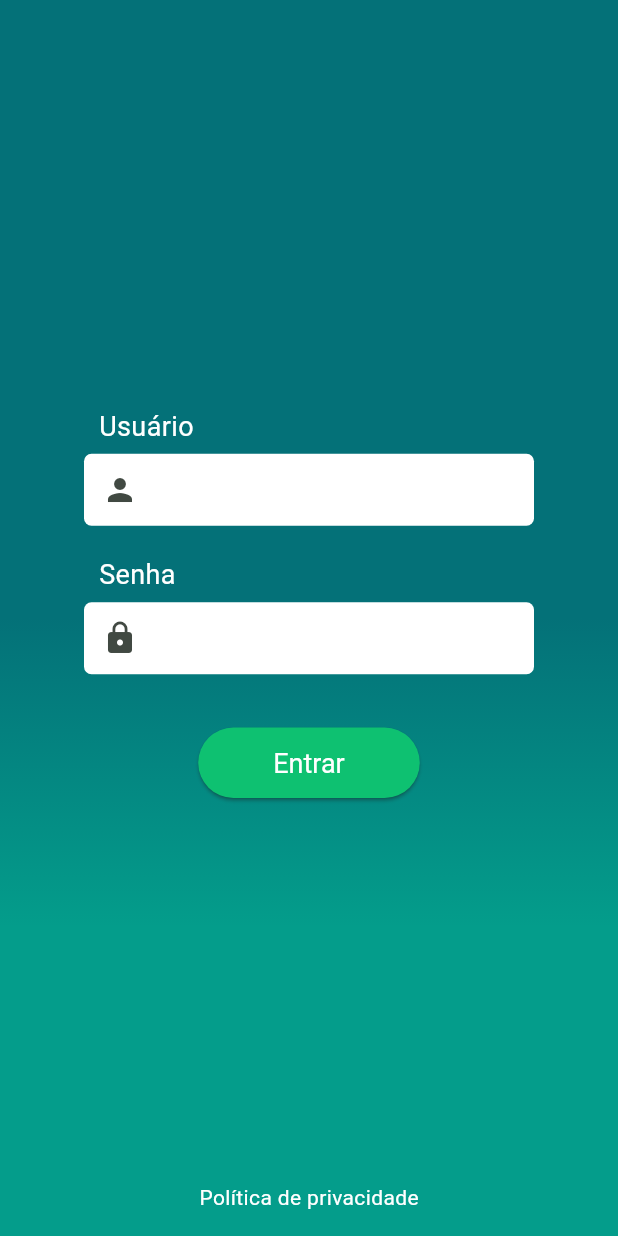
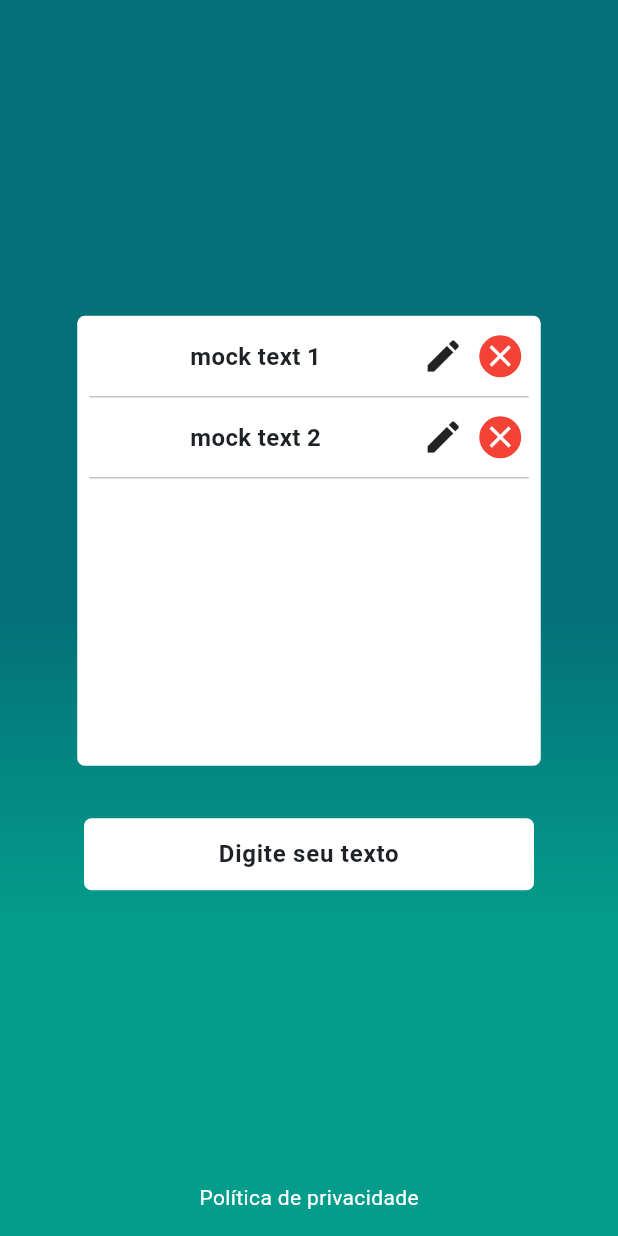
Before and after one commit to eduardoazvd17/notes_app, a Flutter app: the screen it shows after launch, after a tap on "Entrar", on a phone screen of 412 x 824 dp. Run offline on Flutter 3.47's test engine with Material 2 defaults, Android fonts, the phone set to English and light mode, and no system bars.

Commit message:
Creating notes page

```diff
--- a/lib/main.dart
+++ b/lib/main.dart
@@ -1,6 +1,8 @@
 import 'package:flutter/material.dart';
+import 'package:notesapp/src/core/utils/route_utils.dart';
 import 'package:notesapp/src/core/utils/theme_utils.dart';
 import 'package:notesapp/src/features/login/presentation/pages/login_page.dart';
+import 'package:notesapp/src/features/notes/presentation/pages/notes_page.dart';
 
 void main() {
   runApp(const MyApp());
@@ -13,7 +15,11 @@ class MyApp extends StatelessWidget {
     return MaterialApp(
       title: 'NotesApp',
       theme: ThemeUtils.themeData,
-      home: const LoginPage(),
+      initialRoute: RouteUtils.loginRoute,
+      routes: {
+        RouteUtils.loginRoute: (context) => const LoginPage(),
+        RouteUtils.notesRoute: (context) => const NotesPage(),
+      },
     );
   }
 }
--- /dev/null
+++ b/lib/src/core/utils/route_utils.dart
@@ -0,0 +1,4 @@
+class RouteUtils {
+  static const String loginRoute = '/login';
+  static const String notesRoute = '/notes';
+}
--- a/lib/src/core/utils/theme_utils.dart
+++ b/lib/src/core/utils/theme_utils.dart
@@ -7,8 +7,14 @@ class ThemeUtils {
   static const borderColor = Color(0xff343c3c);
   static const foregroundColor = Color(0xff1e2227);
 
+  static TextStyle get boldTextStyle => const TextStyle(
+        fontSize: 16,
+        fontWeight: FontWeight.bold,
+        color: foregroundColor,
+      );
+
   static TextStyle get labelTextStyle => const TextStyle(
-        fontSize: 18,
+        fontSize: 16,
         color: Colors.white,
       );
 
--- /dev/null
+++ b/lib/src/core/widgets/custom_text_field_widget.dart
@@ -0,0 +1,63 @@
+import 'package:flutter/material.dart';
+
+import '../utils/theme_utils.dart';
+
+class CustomTextFieldWidget extends StatelessWidget {
+  final String? label;
+  final String? hint;
+  final IconData? prefixIcon;
+  final void Function(String)? onChanged;
+  final TextEditingController? controller;
+  final TextAlign textAlign;
+  const CustomTextFieldWidget({
+    super.key,
+    this.label,
+    this.hint,
+    this.prefixIcon,
+    this.onChanged,
+    this.controller,
+    this.textAlign = TextAlign.left,
+  });
+
+  @override
+  Widget build(BuildContext context) {
+    return Padding(
+      padding: const EdgeInsets.symmetric(horizontal: 40),
+      child: Column(
+        crossAxisAlignment: CrossAxisAlignment.start,
+        children: [
+          if (label != null)
+            Padding(
+              padding: const EdgeInsets.only(left: 10, bottom: 5),
+              child: Text(label!, style: ThemeUtils.labelTextStyle),
+            ),
+          Container(
+            decoration: BoxDecoration(
+              color: Colors.white,
+              borderRadius: BorderRadius.circular(5),
+            ),
+            child: Padding(
+              padding: const EdgeInsets.symmetric(horizontal: 5.0),
+              child: TextField(
+                controller: controller,
+                onChanged: onChanged,
+                textAlign: textAlign,
+                decoration: InputDecoration(
+                  hintText: hint,
+                  hintStyle: ThemeUtils.boldTextStyle,
+                  prefixIcon: prefixIcon != null ? Icon(prefixIcon) : null,
+                  enabledBorder: const UnderlineInputBorder(
+                    borderSide: BorderSide(color: Colors.transparent),
+                  ),
+                  focusedBorder: const UnderlineInputBorder(
+                    borderSide: BorderSide(color: Colors.transparent),
+                  ),
+                ),
+              ),
+            ),
+          ),
+        ],
+      ),
+    );
+  }
+}
--- /dev/null
+++ b/lib/src/core/widgets/privacy_policy_widget.dart
@@ -0,0 +1,27 @@
+import 'package:flutter/material.dart';
+import 'package:url_launcher/url_launcher.dart';
+
+class PrivacyPolicyWidget extends StatelessWidget {
+  const PrivacyPolicyWidget({super.key});
+
+  @override
+  Widget build(BuildContext context) {
+    return Row(
+      mainAxisAlignment: MainAxisAlignment.center,
+      children: [
+        InkWell(
+          onTap: () async {
+            final url = Uri.parse("https://www.google.com.br");
+            if (await canLaunchUrl(url)) {
+              launchUrl(url);
+            }
+          },
+          child: const Text(
+            'Política de privacidade',
+            style: TextStyle(color: Colors.white),
+          ),
+        ),
+      ],
+    );
+  }
+}
--- a/lib/src/features/login/presentation/pages/login_page.dart
+++ b/lib/src/features/login/presentation/pages/login_page.dart
@@ -1,7 +1,8 @@
 import 'package:flutter/material.dart';
+import 'package:notesapp/src/core/utils/route_utils.dart';
 import 'package:notesapp/src/core/widgets/custom_scaffold_widget.dart';
-import 'package:notesapp/src/features/login/presentation/widgets/auth_text_field_widget.dart';
-import 'package:url_launcher/url_launcher.dart';
+import 'package:notesapp/src/core/widgets/privacy_policy_widget.dart';
+import 'package:notesapp/src/core/widgets/custom_text_field_widget.dart';
 
 import '../../../../core/utils/theme_utils.dart';
 
@@ -18,41 +19,27 @@ class LoginPage extends StatelessWidget {
             child: Column(
               mainAxisAlignment: MainAxisAlignment.center,
               children: [
-                const AuthTextFieldWidget(
+                const CustomTextFieldWidget(
                   prefixIcon: Icons.person,
                   label: 'Usuário',
                 ),
                 const SizedBox(height: 20),
-                const AuthTextFieldWidget(
+                const CustomTextFieldWidget(
                   prefixIcon: Icons.lock,
                   label: 'Senha',
                 ),
                 const SizedBox(height: 35),
                 ElevatedButton(
-                  onPressed: () {},
+                  onPressed: () {
+                    Navigator.of(context).pushNamed(RouteUtils.notesRoute);
+                  },
                   style: ThemeUtils.loginButtonStyle,
                   child: const Text('Entrar'),
                 ),
               ],
             ),
           ),
-          Row(
-            mainAxisAlignment: MainAxisAlignment.center,
-            children: [
-              InkWell(
-                onTap: () async {
-                  final url = Uri.parse("https://www.google.com.br");
-                  if (await canLaunchUrl(url)) {
-                    launchUrl(url);
-                  }
-                },
-                child: const Text(
-                  'Política de privacidade',
-                  style: TextStyle(color: Colors.white),
-                ),
-              ),
-            ],
-          ),
+          const PrivacyPolicyWidget(),
         ],
       ),
     );
--- a/lib/src/features/login/presentation/widgets/auth_text_field_widget.dart
+++ /dev/null
@@ -1,52 +0,0 @@
-import 'package:flutter/material.dart';
-
-import '../../../../core/utils/theme_utils.dart';
-
-class AuthTextFieldWidget extends StatelessWidget {
-  final String label;
-  final IconData prefixIcon;
-  final void Function(String)? onChanged;
-  final TextEditingController? controller;
-  const AuthTextFieldWidget({
-    super.key,
-    required this.label,
-    required this.prefixIcon,
-    this.onChanged,
-    this.controller,
-  });
-
-  @override
-  Widget build(BuildContext context) {
-    return Padding(
-      padding: const EdgeInsets.symmetric(horizontal: 40),
-      child: Column(
-        crossAxisAlignment: CrossAxisAlignment.start,
-        children: [
-          Padding(
-            padding: const EdgeInsets.only(left: 10, bottom: 5),
-            child: Text(label, style: ThemeUtils.labelTextStyle),
-          ),
-          Container(
-            decoration: BoxDecoration(
-              color: Colors.white,
-              borderRadius: BorderRadius.circular(5),
-            ),
-            child: TextField(
-              controller: controller,
-              onChanged: onChanged,
-              decoration: InputDecoration(
-                prefixIcon: Icon(prefixIcon),
-                enabledBorder: const UnderlineInputBorder(
-                  borderSide: BorderSide(color: Colors.transparent),
-                ),
-                focusedBorder: const UnderlineInputBorder(
-                  borderSide: BorderSide(color: Colors.transparent),
-                ),
-              ),
-            ),
-          ),
-        ],
-      ),
-    );
-  }
-}
--- /dev/null
+++ b/lib/src/features/notes/data/models/note_model.dart
@@ -0,0 +1,9 @@
+class NoteModel {
+  final String text;
+  final DateTime creationDate;
+
+  NoteModel({
+    required this.text,
+    required this.creationDate,
+  });
+}
--- /dev/null
+++ b/lib/src/features/notes/presentation/pages/notes_page.dart
@@ -0,0 +1,63 @@
+import 'package:flutter/cupertino.dart';
+import 'package:flutter/material.dart';
+import 'package:notesapp/src/core/widgets/custom_scaffold_widget.dart';
+import 'package:notesapp/src/core/widgets/custom_text_field_widget.dart';
+import 'package:notesapp/src/core/widgets/privacy_policy_widget.dart';
+import 'package:notesapp/src/features/notes/data/models/note_model.dart';
+
+import '../widgets/note_tile_widget.dart';
+
+class NotesPage extends StatelessWidget {
+  const NotesPage({super.key});
+
+  @override
+  Widget build(BuildContext context) {
+    return CustomScaffoldWidget(
+      child: Column(
+        children: [
+          Expanded(
+            child: Column(
+              mainAxisAlignment: MainAxisAlignment.center,
+              crossAxisAlignment: CrossAxisAlignment.center,
+              children: [
+                Container(
+                  height: 300,
+                  width: MediaQuery.of(context).size.width * .75,
+                  decoration: BoxDecoration(
+                    color: Colors.white,
+                    borderRadius: BorderRadius.circular(5),
+                  ),
+                  child: Padding(
+                    padding: const EdgeInsets.all(8.0),
+                    child: ListView(
+                      children: [
+                        NoteTileWidget(
+                          noteModel: NoteModel(
+                            text: 'mock text 1',
+                            creationDate: DateTime.now(),
+                          ),
+                        ),
+                        NoteTileWidget(
+                          noteModel: NoteModel(
+                            text: 'mock text 2',
+                            creationDate: DateTime.now(),
+                          ),
+                        ),
+                      ],
+                    ),
+                  ),
+                ),
+                const SizedBox(height: 35),
+                CustomTextFieldWidget(
+                  hint: 'Digite seu texto',
+                  textAlign: TextAlign.center,
+                ),
+              ],
+            ),
+          ),
+          const PrivacyPolicyWidget(),
+        ],
+      ),
+    );
+  }
+}
--- /dev/null
+++ b/lib/src/features/notes/presentation/widgets/note_tile_widget.dart
@@ -0,0 +1,64 @@
+import 'package:flutter/material.dart';
+
+import '../../../../core/utils/theme_utils.dart';
+import '../../data/models/note_model.dart';
+
+class NoteTileWidget extends StatelessWidget {
+  final NoteModel noteModel;
+  final void Function(NoteModel)? onEdit;
+  final void Function(NoteModel)? onDelete;
+
+  const NoteTileWidget({
+    super.key,
+    required this.noteModel,
+    this.onEdit,
+    this.onDelete,
+  });
+
+  @override
+  Widget build(BuildContext context) {
+    return Column(
+      children: [
+        Padding(
+          padding: const EdgeInsets.all(5.0),
+          child: Row(
+            children: [
+              Expanded(
+                child: Text(
+                  noteModel.text,
+                  textAlign: TextAlign.center,
+                  style: ThemeUtils.boldTextStyle,
+                ),
+              ),
+              const SizedBox(width: 5),
+              InkWell(
+                onTap: () => onEdit?.call(noteModel),
+                child: const Icon(
+                  Icons.edit,
+                  size: 28,
+                ),
+              ),
+              const SizedBox(width: 10),
+              InkWell(
+                onTap: () => onDelete?.call(noteModel),
+                child: Container(
+                  height: 28,
+                  width: 28,
+                  decoration: const BoxDecoration(
+                    shape: BoxShape.circle,
+                    color: Colors.red,
+                  ),
+                  child: const Icon(
+                    Icons.close,
+                    color: Colors.white,
+                  ),
+                ),
+              ),
+            ],
+          ),
+        ),
+        const Divider(),
+      ],
+    );
+  }
+}
```
